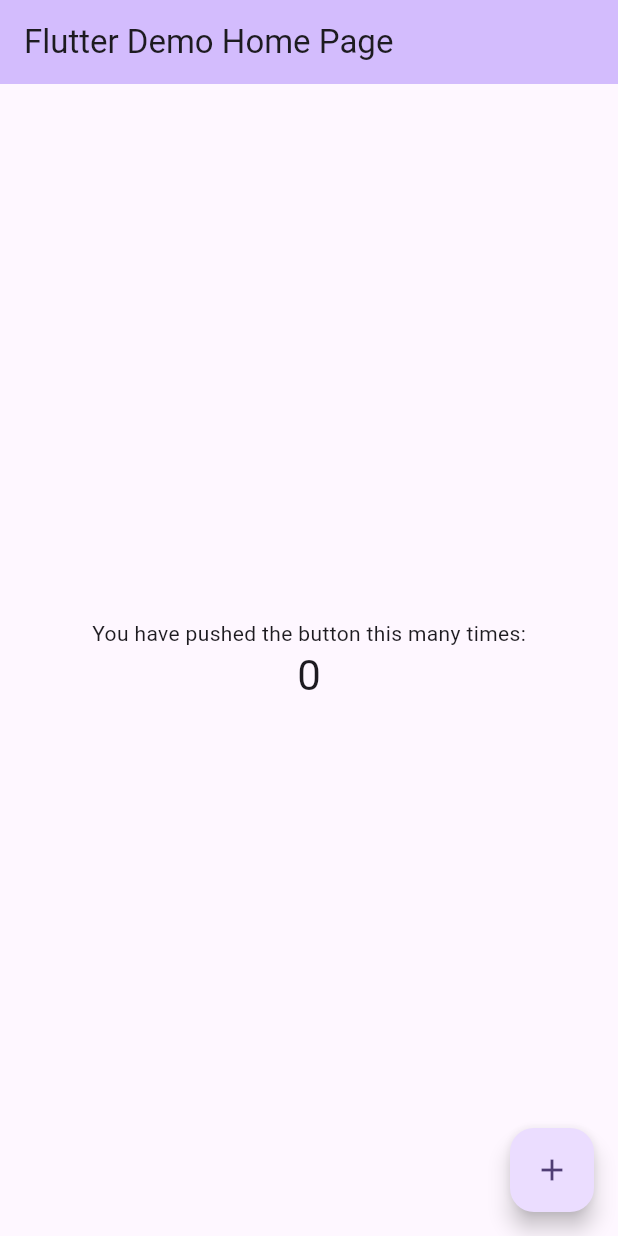
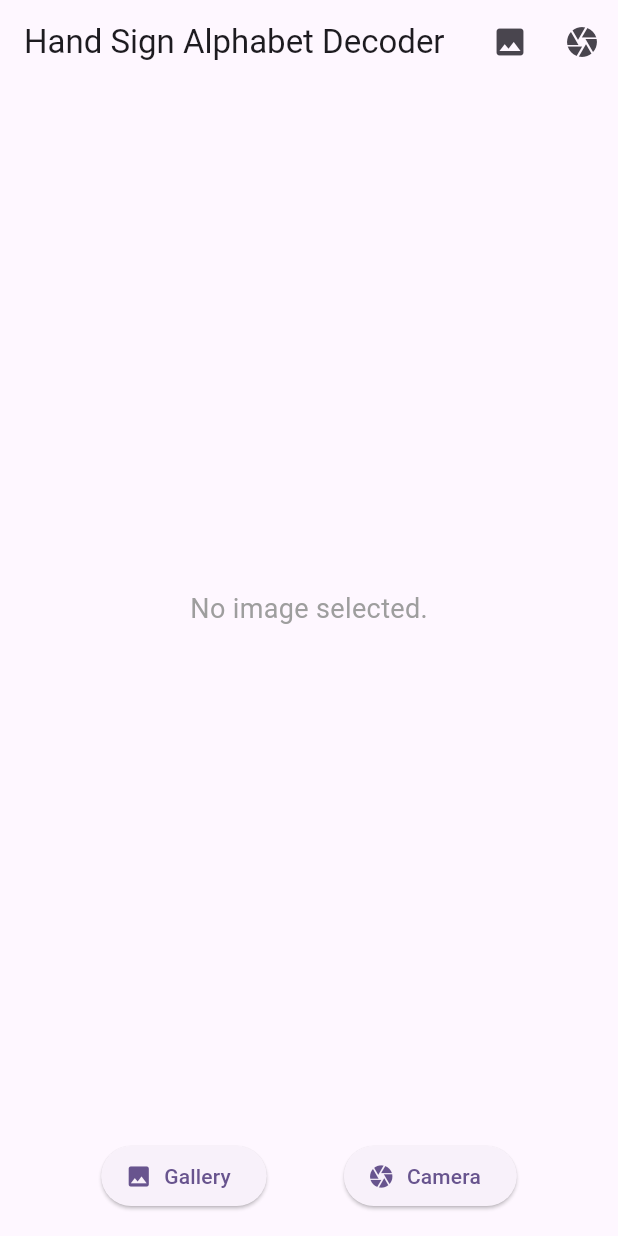
Before and after one commit to SubhasreeCodes/flutter_alphabet_decoder, a Flutter app: the screen it shows after launch, on a phone screen of 412 x 824 dp. Run offline on Flutter 3.47's test engine with Material 3 defaults, Android fonts, the phone set to English and light mode, and no system bars; our stand-ins replace image_picker.

Commit message:
Home Screen Added

```diff
--- a/lib/main.dart
+++ b/lib/main.dart
@@ -1,4 +1,5 @@
 import 'package:flutter/material.dart';
+import 'package:flutter_alphabet_decoder/screens/HomeScreen.dart';
 
 void main() {
   runApp(const MyApp());
@@ -31,7 +32,8 @@ class MyApp extends StatelessWidget {
         colorScheme: ColorScheme.fromSeed(seedColor: Colors.deepPurple),
         useMaterial3: true,
       ),
-      home: const MyHomePage(title: 'Flutter Demo Home Page'),
+      // home: const MyHomePage(title: 'Flutter Demo Home Page'),
+      home: const HomeScreen(),
     );
   }
 }
--- /dev/null
+++ b/lib/screens/HomeScreen.dart
@@ -0,0 +1,83 @@
+import 'dart:io';
+import 'package:flutter/material.dart';
+import 'package:image_picker/image_picker.dart';
+class HomeScreen extends StatefulWidget {
+  const HomeScreen({super.key});
+  @override
+  _HomeScreenState createState() => _HomeScreenState();
+}
+class _HomeScreenState extends State<HomeScreen> {
+  File? _selectedImage;
+  Future<void> pickImage(ImageSource source) async {
+    final picker = ImagePicker();
+    final pickedFile = await picker.pickImage(source: source);
+    if (pickedFile != null) {
+      setState(() {
+        _selectedImage = File(pickedFile.path);
+      });
+    } else {
+      // Handle the case when no image is selected or captured.
+      ScaffoldMessenger.of(context).showSnackBar(
+        SnackBar(content: Text('No image selected.')),
+      );
+    }
+  }
+  @override
+  Widget build(BuildContext context) {
+    return Scaffold(
+      appBar: AppBar(
+        title: const Text("Hand Sign Alphabet Decoder"),
+        actions: [
+          IconButton(
+              icon: Icon(Icons.photo),
+              onPressed: () => pickImage(ImageSource.gallery)
+          ),
+          IconButton(
+              icon: Icon(Icons.camera),
+              onPressed: () => pickImage(ImageSource.camera)
+          ),
+        ],
+      ),
+      body: Padding(
+        padding: const EdgeInsets.all(16.0),
+        child: Column(
+          crossAxisAlignment: CrossAxisAlignment.center,
+          children: [
+            // Image Preview
+            Expanded(
+              child: _selectedImage != null
+                  ? Image.file(
+                _selectedImage!,
+                fit: BoxFit.cover,
+                width: double.infinity,
+              )
+                  : Center(
+                child: Text(
+                  "No image selected.",
+                  style: TextStyle(fontSize: 18, color: Colors.grey),
+                ),
+              ),
+            ),
+            const SizedBox(height: 20),
+            // Buttons for Picking Image
+            Row(
+              mainAxisAlignment: MainAxisAlignment.spaceEvenly,
+              children: [
+                ElevatedButton.icon(
+                  onPressed: () => pickImage(ImageSource.gallery),
+                  icon: const Icon(Icons.photo),
+                  label: const Text("Gallery"),
+                ),
+                ElevatedButton.icon(
+                  onPressed: () => pickImage(ImageSource.camera),
+                  icon: const Icon(Icons.camera),
+                  label: const Text("Camera"),
+                ),
+              ],
+            ),
+          ],
+        ),
+      ),
+    );
+  }
+}
```
Also changed, not shown: 2 other files.
